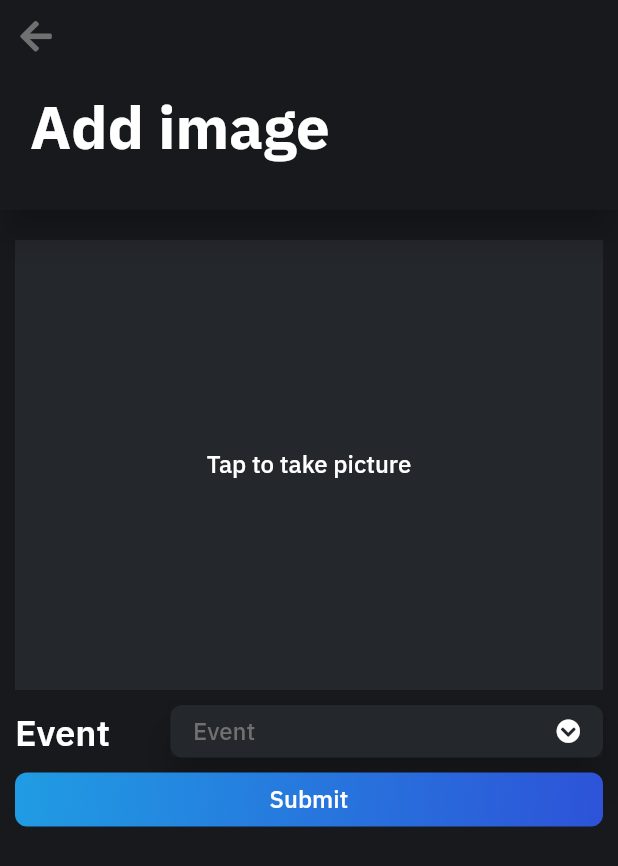
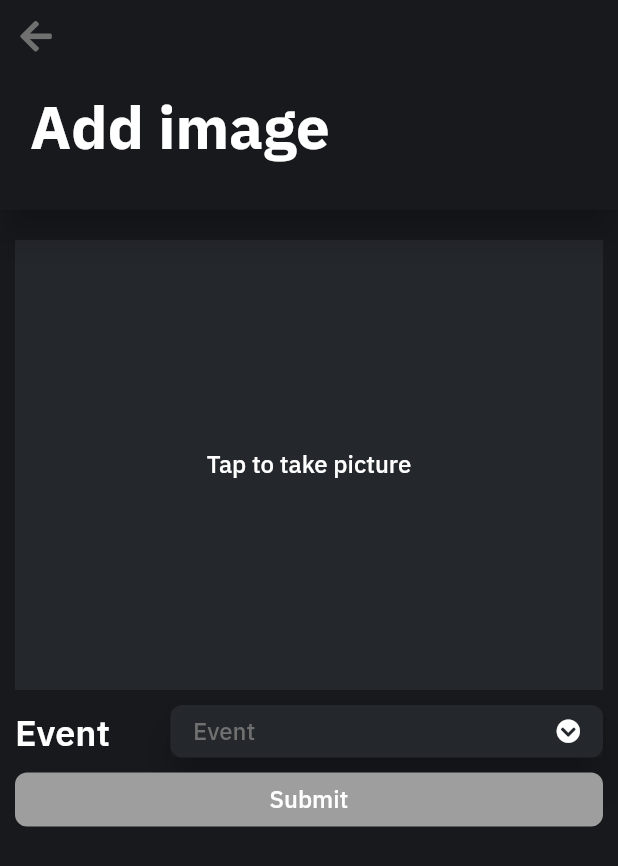
Before and after one commit to AYM1607/do_more, a Flutter app: the NewImageScreen screen opened directly, on a phone screen of 412 x 824 dp. Shown: the top 866 px of the screen. Run offline on Flutter 3.47's test engine with Material 2 defaults, Android fonts, the phone set to English and light mode, and no system bars; our stand-ins replace cloud_firestore, firebase_auth, firebase_storage, flare_flutter, font_awesome_flutter, google_sign_in and 2 more; accounts and stored records are empty; statements that could not run were skipped.

```diff
--- a/lib/src/blocs/new_image_bloc.dart
+++ b/lib/src/blocs/new_image_bloc.dart
@@ -8,8 +8,6 @@ import '../models/user_model.dart';
 import '../resources/authService.dart';
 import '../resources/firebase_storage_provider.dart';
 import '../resources/firestore_provider.dart';
-
-// TODO: Add validation
 
 class NewImageBloc {
   final AuthService _auth = authService;
@@ -27,6 +25,8 @@ class NewImageBloc {
   Observable<File> get picture => _picture.stream;
   Observable<UserModel> get userModelStream => _user.stream;
   Observable<String> get eventName => _eventName.stream;
+  Observable<bool> get submitEnabled =>
+      Observable.combineLatest2(_picture, _eventName, (a, b) => true);
 
   //Sink getters.
   Function(File) get changePicture => _picture.sink.add;
--- a/lib/src/screens/new_image_screen.dart
+++ b/lib/src/screens/new_image_screen.dart
@@ -65,16 +65,22 @@ class _NewImageScreenState extends State<NewImageScreen> {
             SizedBox(
               height: 10,
             ),
-            GradientTouchableContainer(
+            StreamBuilder(
+                stream: bloc.submitEnabled,
+                builder:
+                    (BuildContext context, AsyncSnapshot<bool> submitSnap) {
+                  return GradientTouchableContainer(
                     height: 40,
                     isExpanded: true,
                     radius: 8,
+                    enabled: submitSnap.hasData,
                     onTap: () => onSubmit(),
                     child: Text(
                       'Submit',
                       style: kSmallTextStyle,
                     ),
-            ),
+                  );
+                }),
           ],
         ),
       ),
--- a/lib/src/screens/new_task_screen.dart
+++ b/lib/src/screens/new_task_screen.dart
@@ -54,7 +54,7 @@ class _NewTaskScreenState extends State<NewTaskScreen> {
                     SizedBox(
                       height: 20,
                     ),
-                    StreamBuilder<Object>(
+                    StreamBuilder(
                       stream: bloc.submitEnabled,
                       builder: (context, submitSnap) {
                         return GradientTouchableContainer(
```
Lines whose indentation alone changed are shown as unchanged.
